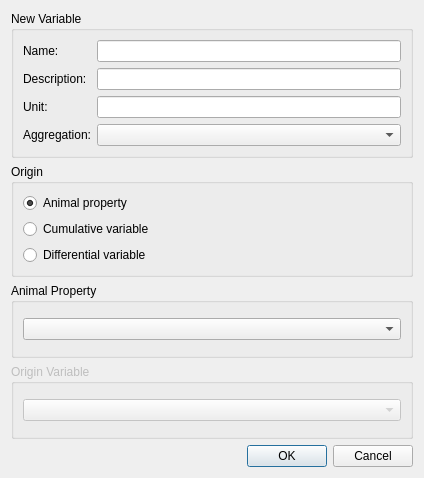
The window that tse_analytics/views/general/variables/add_variable_dialog.ui (TSE-Systems/tse-analytics) describes before a commit, drawn with Qt 5.
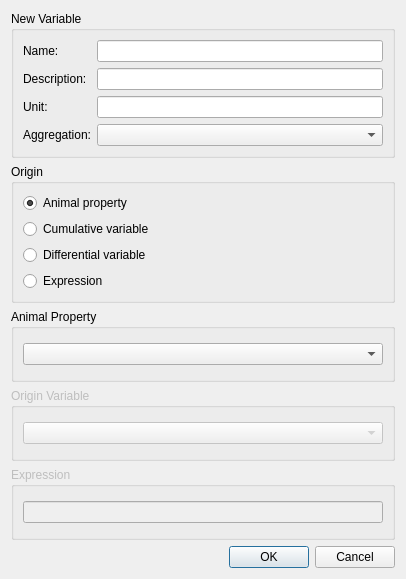
The same window after the commit. Custom widgets are drawn as their Qt base class.

Commit message: - New: custom variables originated from expressions.

Diff of the .ui file:
```diff
--- a/tse_analytics/views/general/variables/add_variable_dialog.ui
+++ b/tse_analytics/views/general/variables/add_variable_dialog.ui
@@ -7,8 +7,8 @@
    <rect>
     <x>0</x>
     <y>0</y>
-    <width>424</width>
-    <height>478</height>
+    <width>406</width>
+    <height>579</height>
    </rect>
   </property>
   <property name="sizePolicy">
@@ -100,6 +100,13 @@
         </property>
        </widget>
       </item>
+      <item>
+       <widget class="QRadioButton" name="radioButtonOriginExpression">
+        <property name="text">
+         <string>Expression</string>
+        </property>
+       </widget>
+      </item>
      </layout>
     </widget>
    </item>
@@ -130,6 +137,21 @@
      </layout>
     </widget>
    </item>
+   <item>
+    <widget class="QGroupBox" name="groupBoxExpression">
+     <property name="enabled">
+      <bool>false</bool>
+     </property>
+     <property name="title">
+      <string>Expression</string>
+     </property>
+     <layout class="QVBoxLayout" name="verticalLayout_2">
+      <item>
+       <widget class="QLineEdit" name="lineEditExpression"/>
+      </item>
+     </layout>
+    </widget>
+   </item>
    <item>
     <widget class="QDialogButtonBox" name="buttonBox">
      <property name="orientation">
```
The commit also changes 6 other files.
